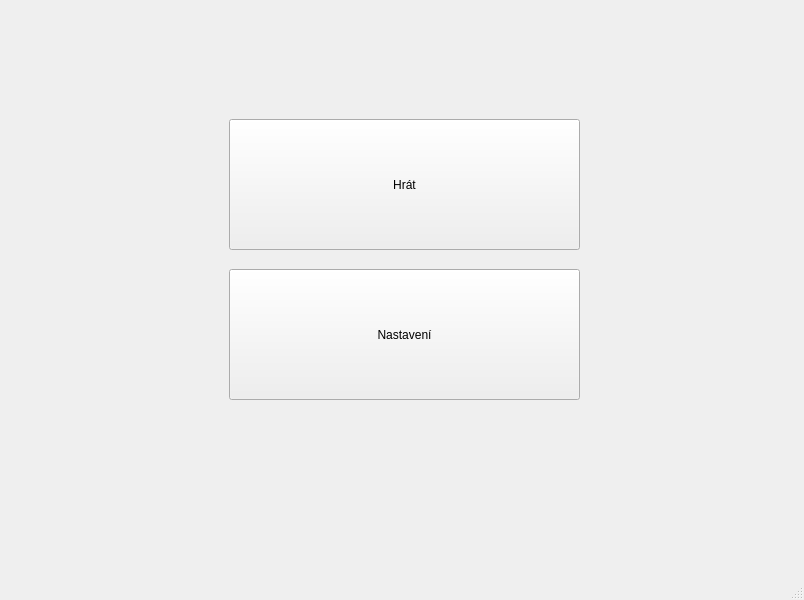
Above: zarovka.ui from HRALYB-PYGAME/IFJ before the change. Below: the same form after it.
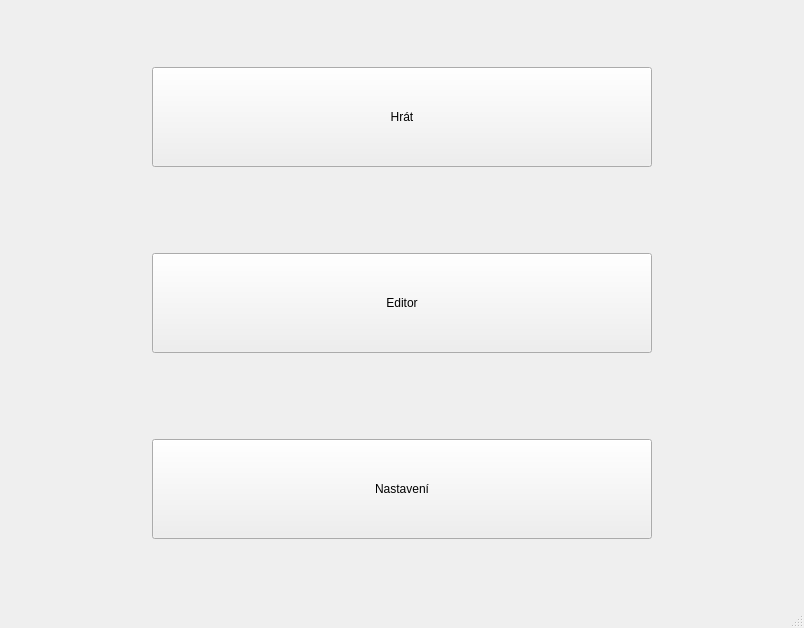
That is the form after the change.

Commit message: fixed some stuff continue later

The edit to the form file:
```diff
--- a/zarovka.ui
+++ b/zarovka.ui
@@ -224,44 +224,113 @@
        </layout>
       </widget>
       <widget class="QWidget" name="P00MainMenu">
-       <widget class="QPushButton" name="settingsButton">
-        <property name="geometry">
-         <rect>
-          <x>220</x>
-          <y>260</y>
-          <width>351</width>
-          <height>131</height>
-         </rect>
+       <layout class="QVBoxLayout" name="verticalLayout">
+        <property name="sizeConstraint">
+         <enum>QLayout::SizeConstraint::SetMinimumSize</enum>
         </property>
-        <property name="minimumSize">
-         <size>
-          <width>0</width>
-          <height>100</height>
-         </size>
-        </property>
-        <property name="text">
-         <string>Nastavení</string>
-        </property>
-       </widget>
-       <widget class="QPushButton" name="playButton">
-        <property name="geometry">
-         <rect>
-          <x>220</x>
-          <y>110</y>
-          <width>351</width>
-          <height>131</height>
-         </rect>
-        </property>
-        <property name="minimumSize">
-         <size>
-          <width>0</width>
-          <height>100</height>
-         </size>
-        </property>
-        <property name="text">
-         <string>Hrát</string>
-        </property>
-       </widget>
+        <item>
+         <widget class="QWidget" name="widget_3" native="true">
+          <layout class="QVBoxLayout" name="verticalLayout_3">
+           <item>
+            <layout class="QHBoxLayout" name="horizontalLayout_2">
+             <property name="leftMargin">
+              <number>0</number>
+             </property>
+             <property name="topMargin">
+              <number>40</number>
+             </property>
+             <property name="bottomMargin">
+              <number>40</number>
+             </property>
+             <item>
+              <widget class="QPushButton" name="playButton">
+               <property name="sizePolicy">
+                <sizepolicy hsizetype="Maximum" vsizetype="Minimum">
+                 <horstretch>0</horstretch>
+                 <verstretch>0</verstretch>
+                </sizepolicy>
+               </property>
+               <property name="minimumSize">
+                <size>
+                 <width>500</width>
+                 <height>100</height>
+                </size>
+               </property>
+               <property name="text">
+                <string>Hrát</string>
+               </property>
+              </widget>
+             </item>
+            </layout>
+           </item>
+           <item>
+            <layout class="QHBoxLayout" name="horizontalLayout_3">
+             <property name="topMargin">
+              <number>40</number>
+             </property>
+             <property name="bottomMargin">
+              <number>40</number>
+             </property>
+             <item>
+              <widget class="QPushButton" name="pushButton_3">
+               <property name="sizePolicy">
+                <sizepolicy hsizetype="Maximum" vsizetype="Minimum">
+                 <horstretch>0</horstretch>
+                 <verstretch>0</verstretch>
+                </sizepolicy>
+               </property>
+               <property name="minimumSize">
+                <size>
+                 <width>500</width>
+                 <height>100</height>
+                </size>
+               </property>
+               <property name="maximumSize">
+                <size>
+                 <width>16777215</width>
+                 <height>16777215</height>
+                </size>
+               </property>
+               <property name="text">
+                <string>Editor</string>
+               </property>
+              </widget>
+             </item>
+            </layout>
+           </item>
+           <item>
+            <layout class="QHBoxLayout" name="horizontalLayout_4">
+             <property name="topMargin">
+              <number>40</number>
+             </property>
+             <property name="bottomMargin">
+              <number>40</number>
+             </property>
+             <item>
+              <widget class="QPushButton" name="settingsButton">
+               <property name="sizePolicy">
+                <sizepolicy hsizetype="Maximum" vsizetype="Minimum">
+                 <horstretch>0</horstretch>
+                 <verstretch>0</verstretch>
+                </sizepolicy>
+               </property>
+               <property name="minimumSize">
+                <size>
+                 <width>500</width>
+                 <height>100</height>
+                </size>
+               </property>
+               <property name="text">
+                <string>Nastavení</string>
+               </property>
+              </widget>
+             </item>
+            </layout>
+           </item>
+          </layout>
+         </widget>
+        </item>
+       </layout>
       </widget>
       <widget class="QWidget" name="P03Settings">
        <widget class="QWidget" name="widget" native="true">
```
The commit also changes 1 other file.
